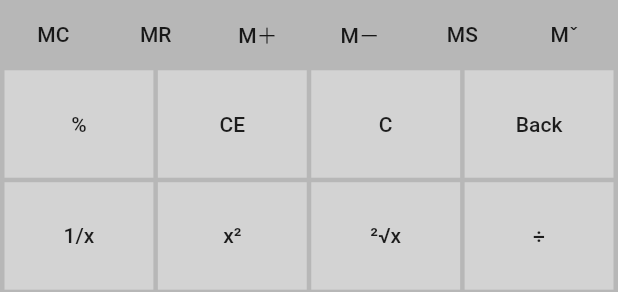
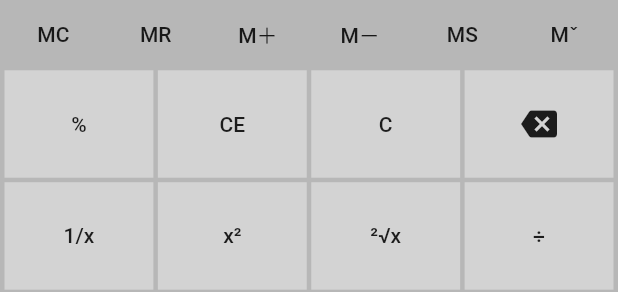
Before and after one commit to rhcehd/windows-calculator-clone, a Flutter app: the StandardBody widget shown alone on an empty page, opened directly, on a phone screen of 412 x 824 dp. Shown: the part 494-786 px from the top of the screen. Run offline on Flutter 3.47's test engine with Material 2 defaults, Android fonts, the phone set to English and light mode, and no system bars; statements that could not run were skipped.

Commit message:
Add icon handle to createBtn()

```diff
--- a/lib/standard_body.dart
+++ b/lib/standard_body.dart
@@ -11,7 +11,7 @@ class StandardBodyState extends State<StandardBody> {
   static final Calculator _calc = Calculator();
   final EdgeInsets _padding = EdgeInsets.all(1.5);
 
-  Widget createBtn(String btnText, double btnWidth, double btnHeigth, Color btnColor) {
+  Widget createBtn(String btnText, double btnWidth, double btnHeigth, Color btnColor, {IconData icon}) {
     return Container(
       width: btnWidth,
       height: btnHeigth,
@@ -25,7 +25,7 @@ class StandardBodyState extends State<StandardBody> {
                 _calc.func(btnText);
               });
             },
-            child: Text(btnText),
+            child: icon == null ? Text(btnText) : Icon(icon),
           ),
         ),
       ),
@@ -104,7 +104,7 @@ class StandardBodyState extends State<StandardBody> {
                       createBtn('%', button_4_width, row_height, btnOperation),
                       createBtn('CE', button_4_width, row_height, btnOperation),
                       createBtn('C', button_4_width, row_height, btnOperation),
-                      createBtn('Back', button_4_width, row_height, btnOperation),
+                      createBtn('Back', button_4_width, row_height, btnOperation, icon: Icons.backspace),
                     ],
                   ),
 
```
